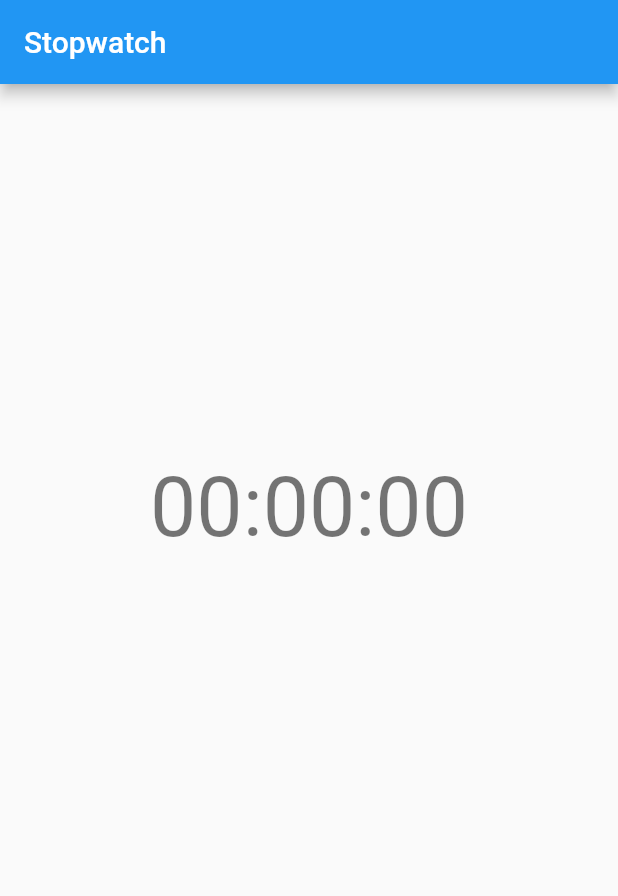
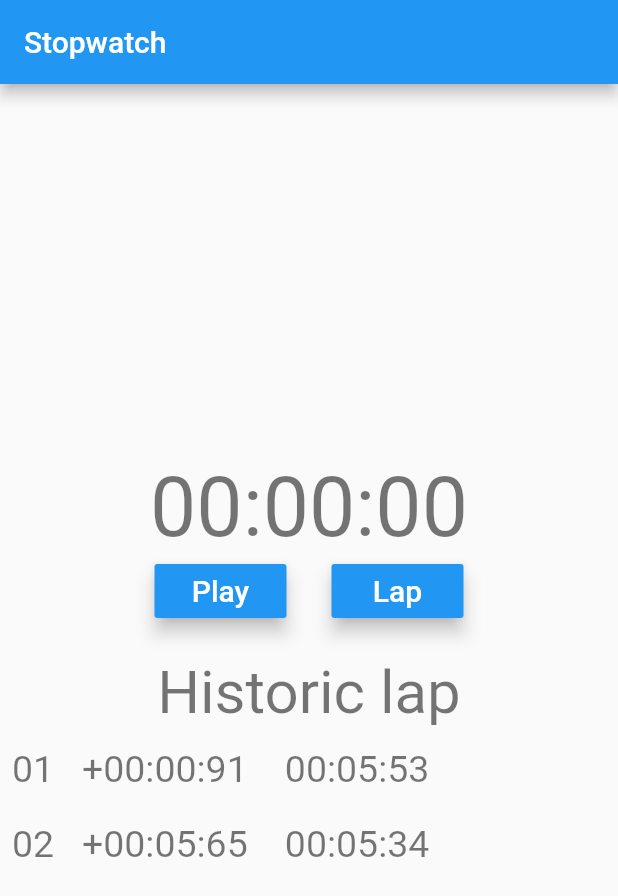
Before and after one commit to Saurav-Gupta-13/PRODIGY_AD_03, a Flutter app: the screen it shows after launch, on a phone screen of 412 x 824 dp. Shown: the top 896 px of the screen. Run offline on Flutter 3.47's test engine with Material 2 defaults, Android fonts, the phone set to English and light mode, and no system bars.

Commit message:
buat tampilan

```diff
--- a/lib/main.dart
+++ b/lib/main.dart
@@ -4,8 +4,18 @@ void main() {
   runApp(MyApp());
 }
 
-class MyApp extends StatelessWidget {
+class MyApp extends StatefulWidget {
   // This widget is the root of your application.
+  @override
+  _MyAppState createState() => _MyAppState();
+}
+
+class _MyAppState extends State<MyApp> {
+  bool mulai = false;
+  void klik_mulai() {
+    this.mulai = true;
+  }
+
   @override
   Widget build(BuildContext context) {
     return MaterialApp(
@@ -27,6 +37,52 @@ class MyApp extends StatelessWidget {
                 child: Text("00:00:00",
                     style: TextStyle(fontSize: 55, color: Colors.black54)),
               ),
+              Row(
+                mainAxisAlignment: MainAxisAlignment.center,
+                children: <Widget>[
+                  RaisedButton(
+                    onPressed: () => klik_mulai(),
+                    child: const Text('Play', style: TextStyle(fontSize: 20)),
+                    color: Colors.blue,
+                    textColor: Colors.white,
+                    elevation: 5,
+                  ),
+                  SizedBox(width: 30.0),
+                  RaisedButton(
+                    onPressed: () => klik_mulai(),
+                    child: const Text('Lap', style: TextStyle(fontSize: 20)),
+                    color: Colors.blue,
+                    textColor: Colors.white,
+                    elevation: 5,
+                  ),
+                ],
+              ),
+              Container(
+                margin: const EdgeInsets.only(top: 20.0),
+                child: Text("Historic lap",
+                    style: TextStyle(fontSize: 40, color: Colors.black54)),
+              ),
+              SizedBox(width: 10.0),
+              Expanded(
+                child: ListView(
+                  children: <Widget>[
+                    Container(
+                      padding: const EdgeInsets.all(8.0),
+                      margin: const EdgeInsets.only(top: 5.0),
+                      child: Text("01   +00:00:91    00:05:53",
+                          style:
+                              TextStyle(fontSize: 25, color: Colors.black54)),
+                    ),
+                    Container(
+                      padding: const EdgeInsets.all(8.0),
+                      margin: const EdgeInsets.only(top: 5.0),
+                      child: Text("02   +00:05:65    00:05:34",
+                          style:
+                              TextStyle(fontSize: 25, color: Colors.black54)),
+                    ),
+                  ],
+                ),
+              ),
             ],
           ),
         ),
```
